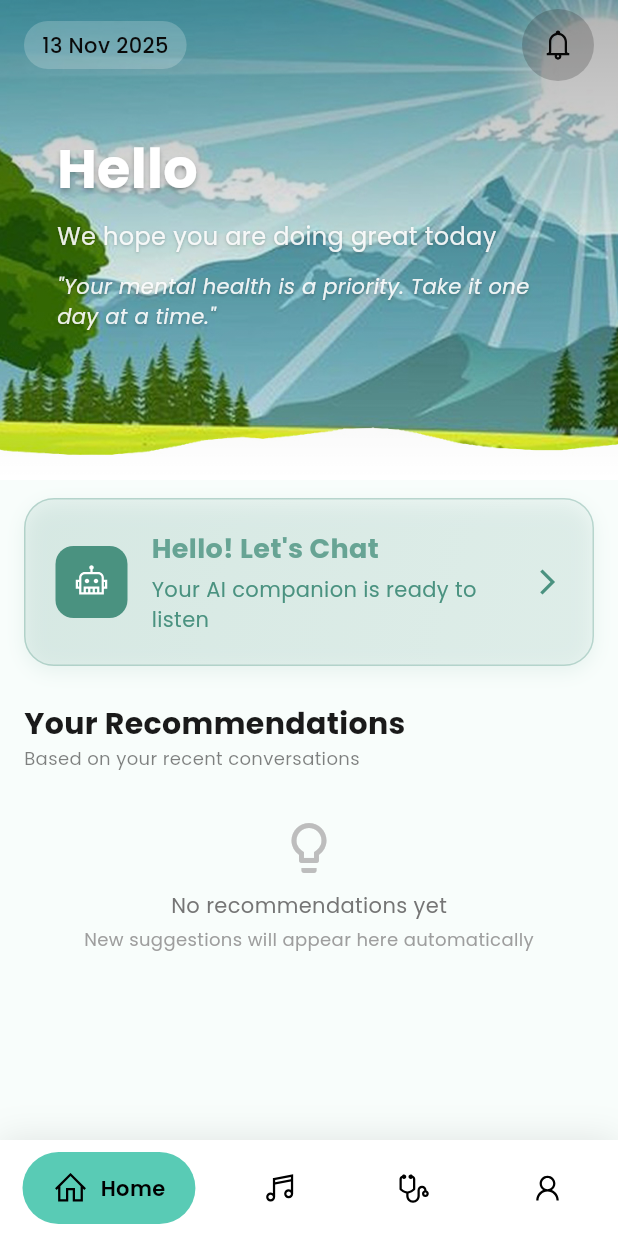
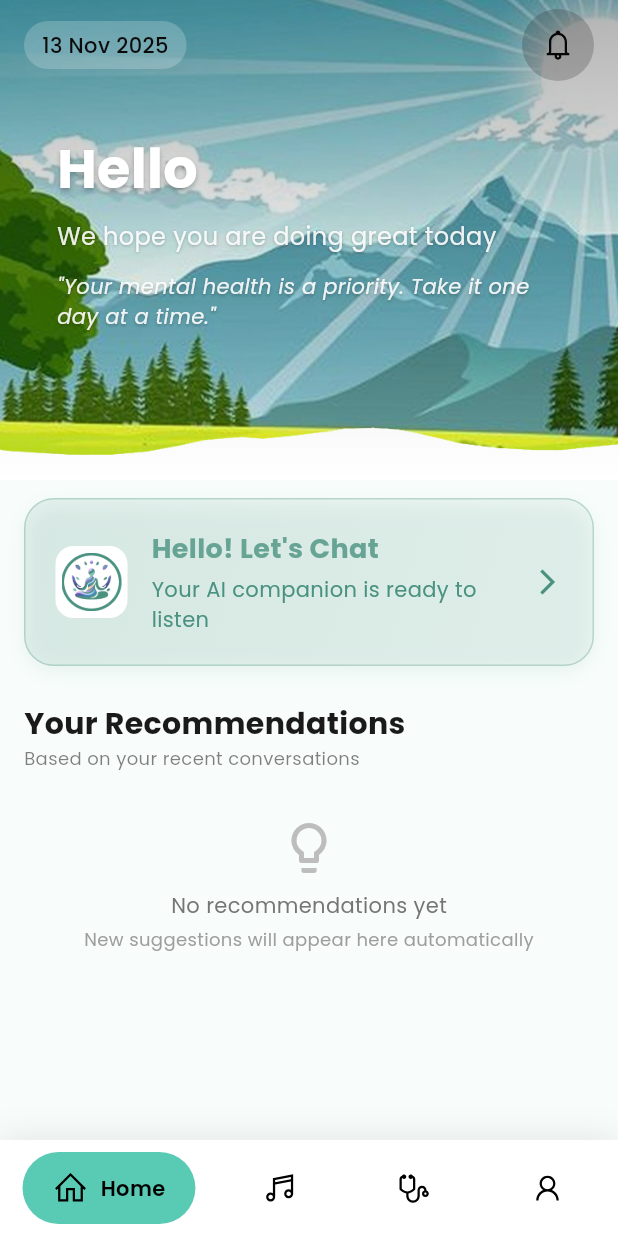
Before and after one commit to DhanukaRathnayaka/Final_Year_Project, a Flutter app: the screen it shows once a user with an empty profile is signed in, on a phone screen of 412 x 824 dp. Run offline on Flutter 3.47's test engine with Material 3 defaults, Android fonts, the phone set to English and light mode, and no system bars; drawn by our look-alikes of google_nav_bar; our stand-ins replace flutter_markdown, font_awesome_flutter, google_fonts, icons_plus, image_picker, introduction_screen and 4 more; missing offline and left inert: jitsi_meet_flutter_sdk; accounts and stored records are empty; project files that could hold a hidden picture were left out.

Commit message:
refactor(UI): Home Screen

```diff
--- a/lib/homescreen.dart
+++ b/lib/homescreen.dart
@@ -409,12 +409,26 @@ class HomeScreenState extends State<HomeScreen>
           child: Row(
             children: [
               Container(
-                padding: const EdgeInsets.all(12),
+                width: 48,
+                height: 48,
+                padding: const EdgeInsets.all(4),
                 decoration: BoxDecoration(
-                  color: _primaryColor,
+                  color: Colors.white,
                   borderRadius: BorderRadius.circular(12),
                 ),
-                child: Icon(LineIcons.robot, color: Colors.white, size: 24),
+                child: ClipRRect(
+                  borderRadius: BorderRadius.circular(8),
+                  child: Image.asset(
+                    'assets/images/chatbot_app.png',
+                    fit: BoxFit.contain,
+                    errorBuilder: (context, error, stackTrace) {
+                      return Container(
+                        color: _primaryColor,
+                        child: Icon(LineIcons.robot, color: Colors.white, size: 24),
+                      );
+                    },
+                  ),
+                ),
               ),
               const SizedBox(width: 16),
               Expanded(
```
